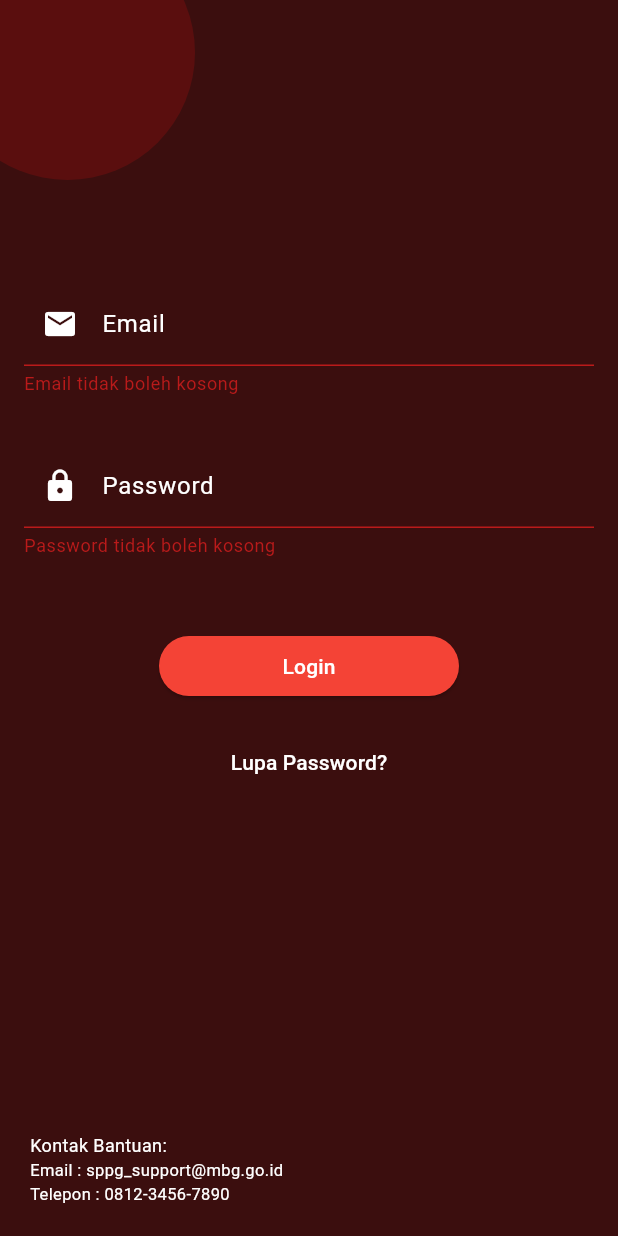
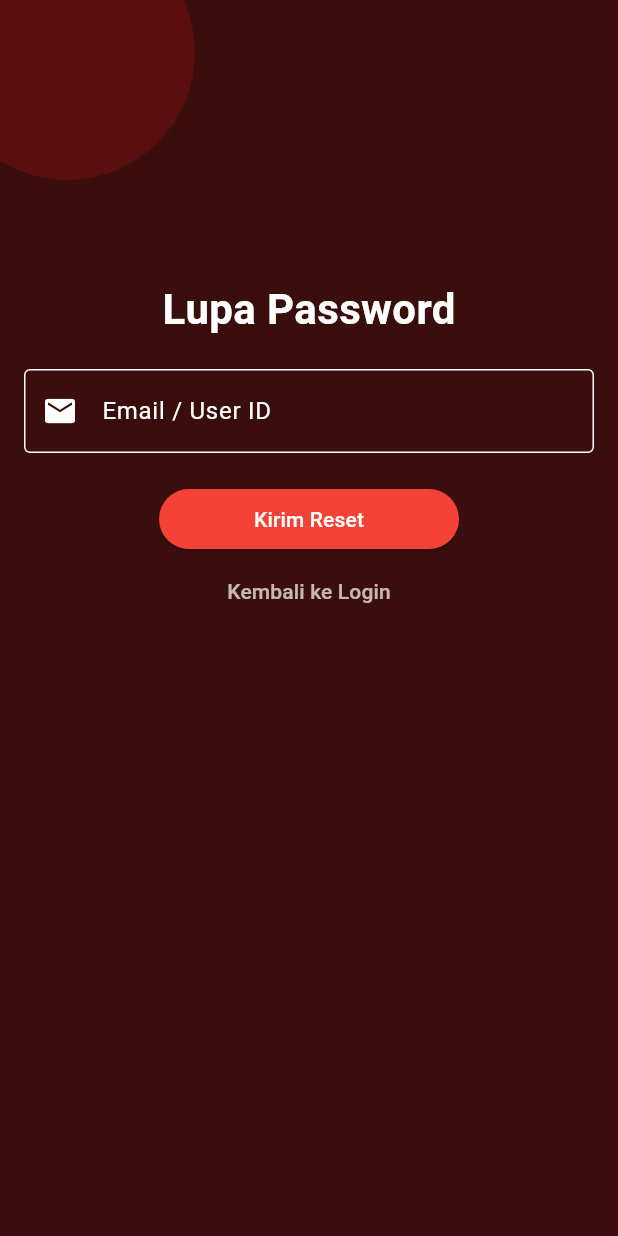
Before and after one commit to Lowland19/project_rpll, a Flutter app: the LoginScreen screen opened directly, after a tap on "Login", after a tap on "Lupa Password?", on a phone screen of 412 x 824 dp. Run offline on Flutter 3.47's test engine with Material 3 defaults, Android fonts, the phone set to English and light mode, and no system bars; our stand-ins replace supabase_flutter; accounts and stored records are empty.

Commit message:
23/11/2025 Menambahkan halaman lupa password

```diff
--- a/lib/providers/auth_provider.dart
+++ b/lib/providers/auth_provider.dart
@@ -46,4 +46,12 @@ class AuthProvider extends ChangeNotifier {
       return e.toString();
     }
   }
+
+  Future<void> forgotPassword(String email) async {
+    try {
+      await Supabase.instance.client.auth.resetPasswordForEmail(email);
+    } catch (e) {
+      throw Exception("Gagal mengirim reset password: $e");
+    }
+  }
 }
--- /dev/null
+++ b/lib/screens/forgot_password_page.dart
@@ -0,0 +1,96 @@
+import 'package:flutter/material.dart';
+import 'package:provider/provider.dart';
+import '../providers/auth_provider.dart';
+
+class ForgotPasswordPage extends StatefulWidget {
+  const ForgotPasswordPage({super.key});
+
+  @override
+  State<ForgotPasswordPage> createState() => _ForgotPasswordPageState();
+}
+
+class _ForgotPasswordPageState extends State<ForgotPasswordPage> {
+  final _formKey = GlobalKey<FormState>();
+  final _emailController = TextEditingController();
+
+  @override
+  Widget build(BuildContext context) {
+    return Scaffold(
+      body: Stack(
+        children: [
+          Container(decoration: const BoxDecoration(color: Color(0xFF3B0E0E))),
+          Positioned(
+            top: -50,
+            left: -40,
+            child: Container(
+              width: 170,
+              height: 170,
+              decoration: const BoxDecoration(
+                shape: BoxShape.circle,
+                color: Color(0xFF5A0E0E),
+              ),
+            ),
+          ),
+          _buildContent(),
+        ],
+      ),
+    );
+  }
+
+  Widget _buildContent() {
+    return SingleChildScrollView(
+      padding: const EdgeInsets.all(16),
+      child: Form(
+        key: _formKey,
+        child: Column(
+          children: [
+            const SizedBox(height: 170),
+            const Text(
+              "Lupa Password",
+              style: TextStyle(color: Colors.white, fontSize: 28, fontWeight: FontWeight.bold),
+            ),
+            const SizedBox(height: 20),
+            TextFormField(
+              controller: _emailController,
+              style: const TextStyle(color: Colors.white),
+              decoration: const InputDecoration(
+                labelText: 'Email / User ID',
+                labelStyle: TextStyle(color: Colors.white),
+                prefixIcon: Icon(Icons.email, color: Colors.white),
+                enabledBorder: OutlineInputBorder(borderSide: BorderSide(color: Colors.white)),
+                focusedBorder: OutlineInputBorder(borderSide: BorderSide(color: Colors.white)),
+              ),
+              validator: (value) => (value == null || value.isEmpty) ? "Email tidak boleh kosong" : null,
+            ),
+            const SizedBox(height: 20),
+            SizedBox(
+              width: 200,
+              child: ElevatedButton(
+                style: ElevatedButton.styleFrom(backgroundColor: Colors.red),
+                onPressed: () async {
+                  if (_formKey.currentState!.validate()) {
+                    try {
+                      await context.read<AuthProvider>().forgotPassword(_emailController.text);
+                      ScaffoldMessenger.of(context).showSnackBar(
+                        const SnackBar(content: Text("Link reset password telah dikirim")),
+                      );
+                    } catch (e) {
+                      ScaffoldMessenger.of(context).showSnackBar(
+                        SnackBar(content: Text(e.toString())),
+                      );
+                    }
+                  }
+                },
+                child: const Text("Kirim Reset", style: TextStyle(color: Colors.white)),
+              ),
+            ),
+            TextButton(
+              onPressed: () => Navigator.pop(context),
+              child: const Text("Kembali ke Login", style: TextStyle(color: Colors.white70)),
+            ),
+          ],
+        ),
+      ),
+    );
+  }
+}
--- a/lib/screens/login_screen.dart
+++ b/lib/screens/login_screen.dart
@@ -2,6 +2,8 @@ import 'package:flutter/material.dart';
 import 'package:project_rpll/providers/auth_provider.dart';
 import 'package:project_rpll/screens/home_screen.dart';
 import 'package:provider/provider.dart';
+import 'package:project_rpll/screens/forgot_password_page.dart';
+
 
 class LoginScreen extends StatefulWidget {
   const LoginScreen({super.key});
@@ -154,7 +156,12 @@ class _LoginScreenState extends State<LoginScreen> {
                     width: 200,
                     child: TextButton(
                       onPressed: () {
-
+                        Navigator.push(
+                          context,
+                          MaterialPageRoute(
+                            builder: (context) => const ForgotPasswordPage(),
+                          ),
+                        );
                       },
                       child: const Text(
                         'Lupa Password?',
@@ -162,6 +169,7 @@ class _LoginScreenState extends State<LoginScreen> {
                       ),
                     ),
                   ),
+
 
                 ],
               ),
```
